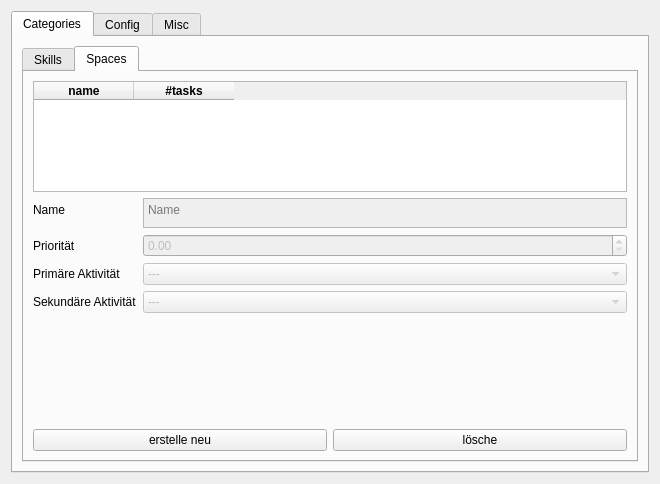
Old version of the form src/watnu/ui/settings.ui in the repository amogorkon/watnu.
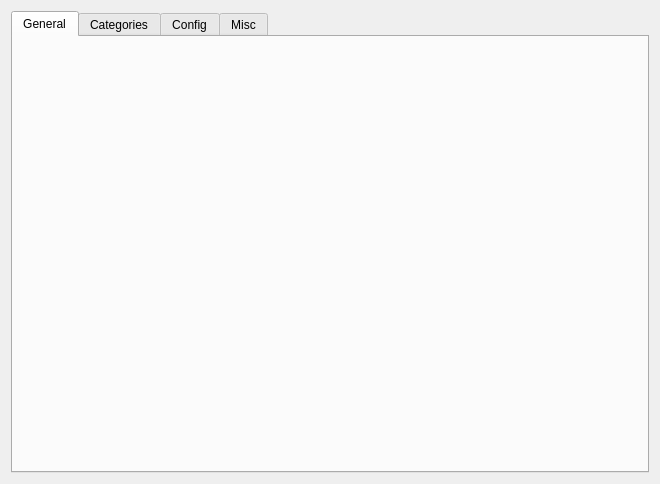
New version of the form. The open tabs and pages were chosen to show the change.

The edit to the form file:
```diff
--- a/src/watnu/ui/settings.ui
+++ b/src/watnu/ui/settings.ui
@@ -19,7 +19,12 @@
      <property name="currentIndex">
       <number>1</number>
      </property>
-     <widget class="QWidget" name="toolbarPage1">
+     <widget class="QWidget" name="tab_general">
+      <attribute name="title">
+       <string>General</string>
+      </attribute>
+     </widget>
+     <widget class="QWidget" name="tab_categories">
       <attribute name="title">
        <string>Categories</string>
       </attribute>
```
Left out of the diff: 8 changed lines with no effect on the pictures.
